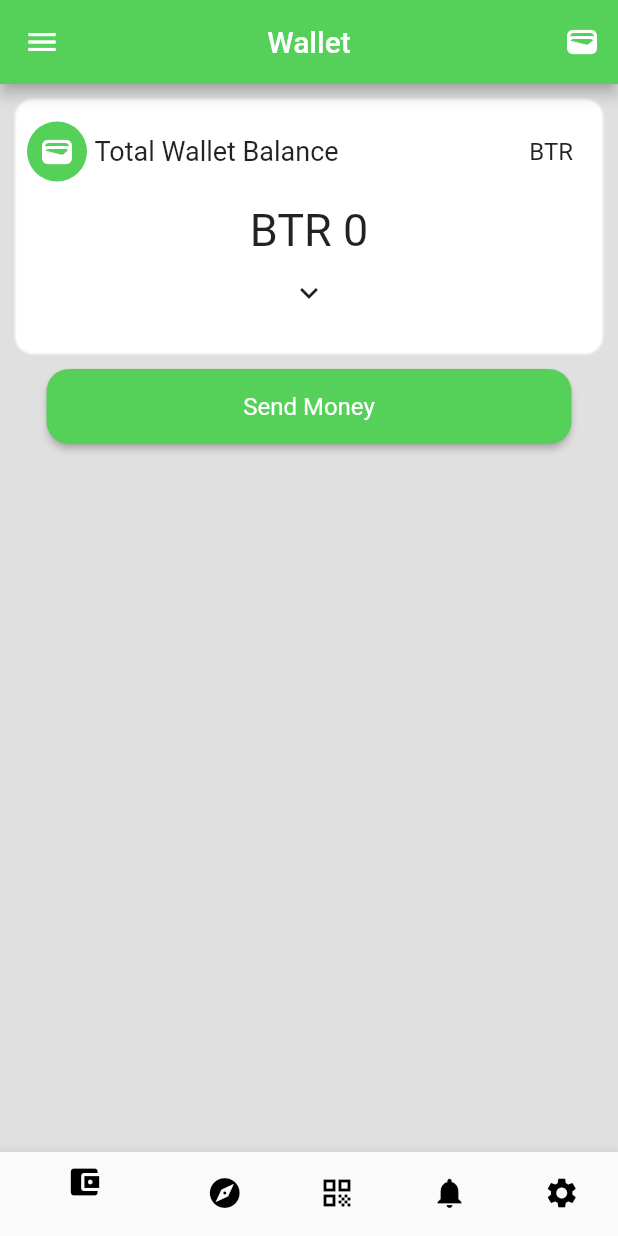
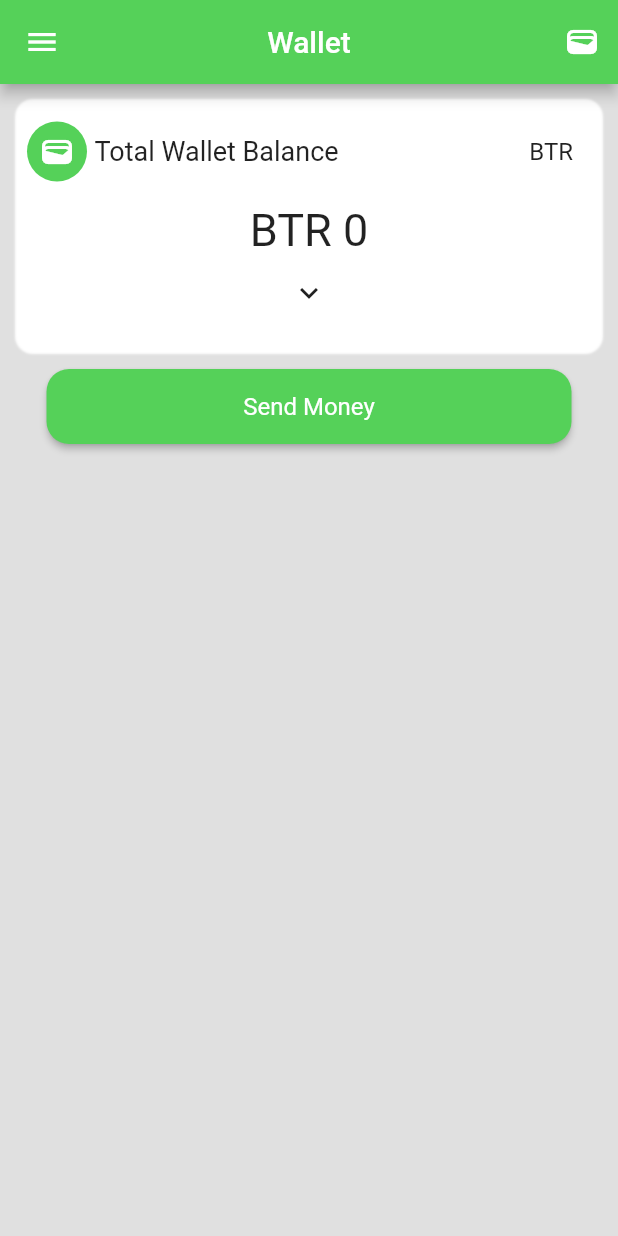
Before and after one commit to KHizarHayatAhmadKHan/bit_rupee, a Flutter app: the Wallet screen opened directly with empty values, on a phone screen of 412 x 824 dp. Run offline on Flutter 3.47's test engine with Material 2 defaults, Android fonts, the phone set to English and light mode, and no system bars; missing offline and left inert: dart:html, pointycastle.

Commit message:
khizar / nav bar

```diff
--- a/lib/views/Wallet.dart
+++ b/lib/views/Wallet.dart
@@ -185,32 +185,32 @@ Future<void> fetchDataAndUpdateData() async {
           ),
         ),
       ),
-      bottomNavigationBar: BottomNavigationBar(
-        currentIndex: _currentIndex,
-        onTap: _onTabTapped,
-        items: [
-          BottomNavigationBarItem(
-            icon: Icon(Icons.account_balance_wallet, color: Colors.black),
-            label: '',
-          ),
-          BottomNavigationBarItem(
-            icon: Icon(Icons.explore, color: Colors.black),
-            label: '',
-          ),
-          BottomNavigationBarItem(
-            icon: Icon(Icons.qr_code, color: Colors.black),
-            label: '',
-          ),
-          BottomNavigationBarItem(
-            icon: Icon(Icons.notifications, color: Colors.black),
-            label: '',
-          ),
-          BottomNavigationBarItem(
-            icon: Icon(Icons.settings, color: Colors.black),
-            label: '',
-          ),
-        ],
-      ),
+      // bottomNavigationBar: BottomNavigationBar(
+      //   currentIndex: _currentIndex,
+      //   onTap: _onTabTapped,
+      //   items: [
+      //     BottomNavigationBarItem(
+      //       icon: Icon(Icons.account_balance_wallet, color: Colors.black),
+      //       label: '',
+      //     ),
+      //     BottomNavigationBarItem(
+      //       icon: Icon(Icons.explore, color: Colors.black),
+      //       label: '',
+      //     ),
+      //     BottomNavigationBarItem(
+      //       icon: Icon(Icons.qr_code, color: Colors.black),
+      //       label: '',
+      //     ),
+      //     BottomNavigationBarItem(
+      //       icon: Icon(Icons.notifications, color: Colors.black),
+      //       label: '',
+      //     ),
+      //     BottomNavigationBarItem(
+      //       icon: Icon(Icons.settings, color: Colors.black),
+      //       label: '',
+      //     ),
+      //   ],
+      // ),
     );
   }
 }
```
Also changed, not shown: lib/views/explore.dart (added, +18 -0 lines), lib/views/landingpage.dart (added, +98 -0 lines), lib/views/notification.dart (added, +19 -0 lines), lib/views/qr.dart (added, +19 -0 lines), lib/views/setting.dart (added, +34 -0 lines).
